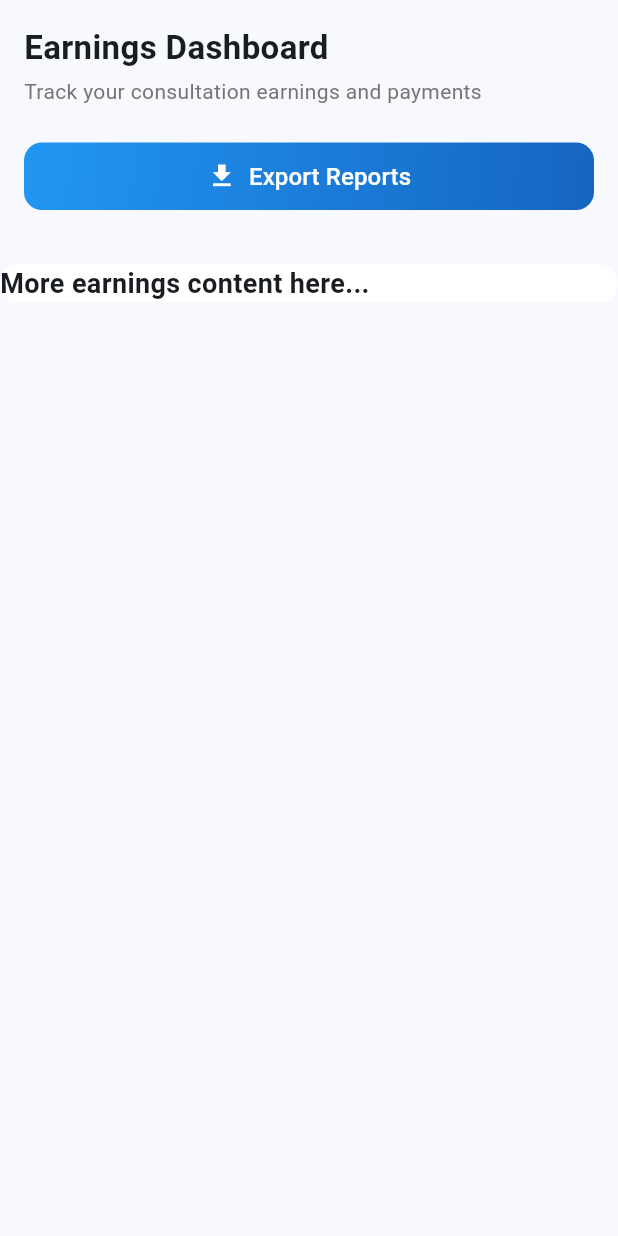
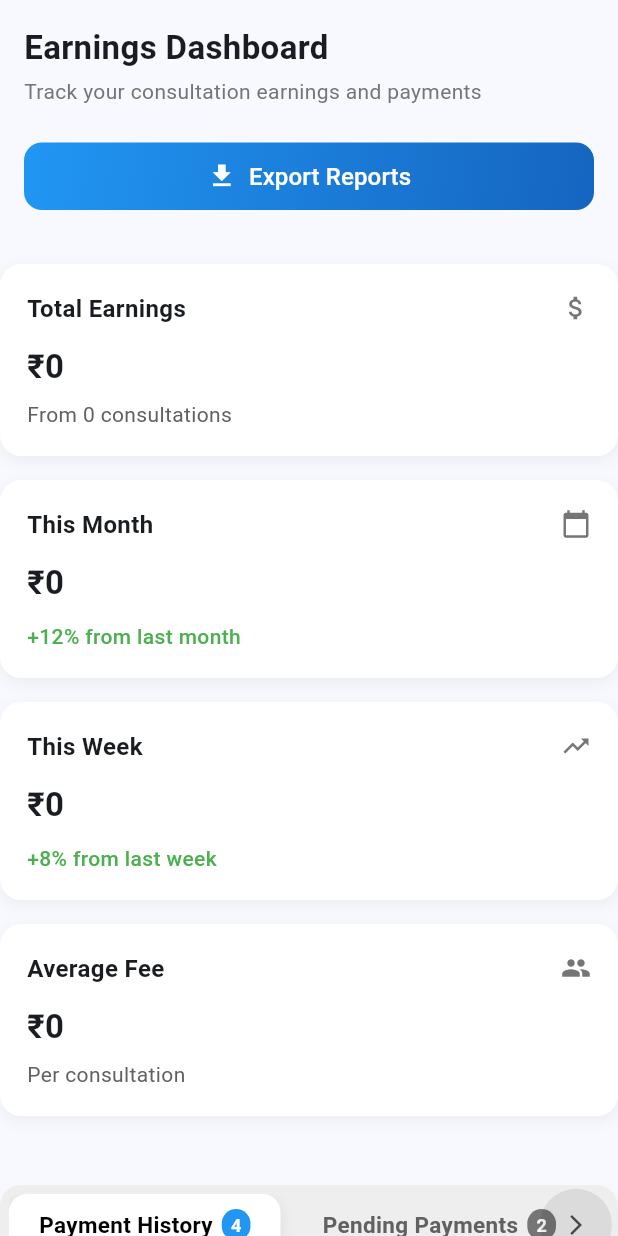
Before and after one commit to yash-aryahsworld-infotech/meet, a Flutter app: the EarningsComponent widget shown alone on an empty page, opened directly, on a phone screen of 412 x 824 dp. Run offline on Flutter 3.47's test engine with Material 3 defaults, Android fonts, the phone set to English and light mode, and no system bars; our stand-ins replace firebase_core, firebase_database, shared_preferences; accounts and stored records are empty.

Commit message:
feat: Refactor earnings component to use state management; add analytics and payment details components with tab functionality

```diff
--- a/lib/Screens/HealthProvider/earnings_compoenent.dart
+++ b/lib/Screens/HealthProvider/earnings_compoenent.dart
@@ -1,49 +1,235 @@
 import 'package:flutter/material.dart';
 import '../../widgets/custom_header.dart';
-import '../../utils/app_responsive.dart'; // if you have earnings cards
+import '../../utils/app_responsive.dart';
+import './earningscomponents/earnings_stat_card.dart';
+import '../../widgets/custom_tab.dart';
+import './earningscomponents/payment_details_list.dart'; // ⭐ NEW COMPONENT
+import './earningscomponents/analytics_card.dart'; // ⭐ NEW COMPONENT
 
-class EarningsComponent extends StatelessWidget {
+class EarningsComponent extends StatefulWidget {
   const EarningsComponent({super.key});
+
+  @override
+  State<EarningsComponent> createState() => _EarningsComponentState();
+}
+
+class _EarningsComponentState extends State<EarningsComponent> {
+  int selectedTab = 0;
+
+  final List<String> tabs = [
+    "Payment History",
+    "Pending Payments",
+    "Analytics",
+  ];
+
+  final List<int> tabCounts = [
+    4, // Payment history
+    2, // Pending
+    0,
+  ];
+
+  final List<Map<String, dynamic>> paymentData = [
+    {
+      "name": "Priya Sharma",
+      "type": "Video Consultation",
+      "date": "15/01/2024",
+      "amount": 500,
+      "status": "paid",
+    },
+    {
+      "name": "Rahul Kumar",
+      "type": "In-Person Consultation",
+      "date": "14/01/2024",
+      "amount": 750,
+      "status": "paid",
+    },
+    {
+      "name": "Anita Patel",
+      "type": "Audio Consultation",
+      "date": "13/01/2024",
+      "amount": 400,
+      "status": "pending",
+    },
+    {
+      "name": "Vikram Singh",
+      "type": "Video Consultation",
+      "date": "10/01/2024",
+      "amount": 600,
+      "status": "overdue",
+    },
+  ];
 
   @override
   Widget build(BuildContext context) {
     return Column(
       crossAxisAlignment: CrossAxisAlignment.start,
-
       children: [
-
-        /// ------------------ HEADER ------------------
+        /// HEADER
         PageHeader(
           title: "Earnings Dashboard",
           subtitle: "Track your consultation earnings and payments",
           button1Icon: Icons.download,
           button1Text: "Export Reports",
-          button1OnPressed: () {
-            // TODO: Export logic here
-          },
+          button1OnPressed: () {},
           padding: AppResponsive.pagePadding(context),
         ),
 
         const SizedBox(height: 20),
 
-        /// ------------------ EARNINGS SUMMARY BOX ------------------
-    // the white card you built
+        /// STATS CARDS
+        _buildCards(
+          context,
+          AppResponsive.isMobile(context),
+          AppResponsive.isTablet(context),
+        ),
 
+        const SizedBox(height: 30),
 
-        /// ------------------ ADD MORE SECTIONS HERE ------------------
+        /// TABS (LEFT)
+        Align(
+          alignment: Alignment.centerLeft,
+          child: SizedBox(
+            child: TabToggle(
+              options: tabs,
+              counts: tabCounts,
+              selectedIndex: selectedTab,
+              fontSize: 15,
+              height: 48,
+              onSelected: (index) {
+                setState(() => selectedTab = index);
+              },
+            ),
+          ),
+        ),
+
+        const SizedBox(height: 20),
+
+        /// WHITE CONTAINER FOR TAB CONTENT
         Container(
           width: double.infinity,
-
+          padding: const EdgeInsets.all(22),
           decoration: BoxDecoration(
             color: Colors.white,
-            borderRadius: BorderRadius.circular(AppResponsive.radiusMD),
+            borderRadius: BorderRadius.circular(16),
           ),
-          child: const Text(
-            "More earnings content here...",
-            style: TextStyle(fontSize: 18, fontWeight: FontWeight.w600),
-          ),
+          child: _buildTabContent(),
         ),
       ],
     );
   }
+
+  /// TAB CONTENT
+  Widget _buildTabContent() {
+    switch (selectedTab) {
+      case 0: // Payment History
+        return PaymentDetailsList(
+          title: "Recent Payments",
+          subtitle: "Your latest payment transactions",
+          buttonText: "View",
+          payments: paymentData,
+        );
+
+      case 1: // Pending Payments
+        return PaymentDetailsList(
+          title: "Pending Payments",
+          subtitle: "Payments awaiting processing",
+          buttonText: "Follow Up",
+          payments: paymentData.where((p) => p["status"] != "paid").toList(),
+        );
+
+      case 2: // Analytics
+        return Column(
+          children: [
+            AnalyticsCard(
+              title: "Earnings Analytics",
+              subtitle: "Detailed breakdown of your earnings",
+              type: AnalyticsType.list,
+              items: [
+                {"label": "Video Consultations", "value": "65% (₹0)"},
+                {"label": "In-Person Consultations", "value": "25% (₹0)"},
+                {"label": "Audio Consultations", "value": "10% (₹0)"},
+              ],
+            ),
+
+            SizedBox(height: 20),
+
+            AnalyticsCard(
+              title: "Performance Metrics",
+              subtitle: "Key performance indicators",
+              type: AnalyticsType.grid,
+              items: [
+                {"label": "Payment Success Rate", "value": "98%"},
+                {"label": "Avg Payment Time", "value": "3.2 days"},
+                {"label": "Pending Amount", "value": "₹2450"},
+                {"label": "Avg Rating", "value": "4.8/5"},
+              ],
+            ),
+          ],
+        );
+
+      default:
+        return const SizedBox();
+    }
+  }
+
+  /// STATS CARDS
+  Widget _buildCards(BuildContext context, bool isMobile, bool isTablet) {
+    final List<Widget> cards = [
+      const EarningsStatCard(
+        title: "Total Earnings",
+        icon: Icons.attach_money,
+        amount: "₹0",
+        subtext: "From 0 consultations",
+      ),
+      const EarningsStatCard(
+        title: "This Month",
+        icon: Icons.calendar_today,
+        amount: "₹0",
+        percentageChange: "+12% from last month",
+        positive: true,
+      ),
+      const EarningsStatCard(
+        title: "This Week",
+        icon: Icons.trending_up,
+        amount: "₹0",
+        percentageChange: "+8% from last week",
+        positive: true,
+      ),
+      const EarningsStatCard(
+        title: "Average Fee",
+        icon: Icons.group,
+        amount: "₹0",
+        subtext: "Per consultation",
+      ),
+    ];
+
+    if (isMobile) {
+      return Column(
+        children: [
+          for (var c in cards) ...[c, const SizedBox(height: 16)],
+        ],
+      );
+    }
+
+    if (isTablet) {
+      return GridView.count(
+        crossAxisCount: 2,
+        shrinkWrap: true,
+        mainAxisSpacing: 16,
+        crossAxisSpacing: 16,
+        childAspectRatio: 1.8,
+        physics: const NeverScrollableScrollPhysics(),
+        children: cards,
+      );
+    }
+
+    return Row(
+      children: [
+        for (var i = 0; i < cards.length; i++) ...[
+          Expanded(child: cards[i]),
+          if (i != cards.length - 1) const SizedBox(width: 16),
+        ],
+      ],
+    );
+  }
 }
--- /dev/null
+++ b/lib/Screens/HealthProvider/earningscomponents/analytics_card.dart
@@ -0,0 +1,149 @@
+import 'package:flutter/material.dart';
+
+enum AnalyticsType { list, grid }
+
+class AnalyticsCard extends StatelessWidget {
+  final String title;
+  final String subtitle;
+  final List<Map<String, String>> items;
+  final AnalyticsType type;
+
+  const AnalyticsCard({
+    super.key,
+    required this.title,
+    required this.subtitle,
+    required this.items,
+    required this.type,
+  });
+
+  @override
+  Widget build(BuildContext context) {
+    return Container(
+      padding: const EdgeInsets.all(22),
+      width: double.infinity,
+      decoration: BoxDecoration(
+        color: Colors.white,
+        borderRadius: BorderRadius.circular(16),
+        border: Border.all(color: Colors.grey.shade300),
+      ),
+      child: Column(
+        crossAxisAlignment: CrossAxisAlignment.start,
+        children: [
+
+          /// TITLE
+          Text(
+            title,
+            style: const TextStyle(
+              fontSize: 22,
+              fontWeight: FontWeight.w700,
+            ),
+          ),
+
+          const SizedBox(height: 4),
+
+          /// SUBTITLE
+          Text(
+            subtitle,
+            style: TextStyle(
+              fontSize: 14,
+              color: Colors.grey.shade600,
+            ),
+          ),
+
+          const SizedBox(height: 20),
+
+          /// SWITCH LAYOUT BASED ON TYPE
+          type == AnalyticsType.list
+              ? _buildListLayout()
+              : _buildGridLayout(),
+        ],
+      ),
+    );
+  }
+
+  /// -----------------------------------------
+  /// A) VERTICAL LIST (Earnings Analytics)
+  /// -----------------------------------------
+  Widget _buildListLayout() {
+    return Column(
+      children: items.map((item) {
+        return Padding(
+          padding: const EdgeInsets.only(bottom: 14),
+          child: Row(
+            mainAxisAlignment: MainAxisAlignment.spaceBetween,
+            children: [
+              Text(
+                item["label"]!,
+                style: const TextStyle(fontSize: 16),
+              ),
+              Text(
+                item["value"]!,
+                style: const TextStyle(
+                  fontSize: 16,
+                  fontWeight: FontWeight.w600,
+                ),
+              ),
+            ],
+          ),
+        );
+      }).toList(),
+    );
+  }
+
+  /// -----------------------------------------
+  /// B) GRID (Performance Metrics)
+  /// -----------------------------------------
+Widget _buildGridLayout() {
+  return LayoutBuilder(
+    builder: (context, constraints) {
+      double itemWidth = (constraints.maxWidth / 2) - 20;
+
+      return Wrap(
+        spacing: 20,
+        runSpacing: 16,
+        children: items.map((item) {
+          return SizedBox(
+            width: itemWidth,  // FIXED WIDTH FOR WEB/TABLET
+            child: Column(
+              crossAxisAlignment: CrossAxisAlignment.center,
+              children: [
+                /// Value
+                Text(
+                  item["value"]!,
+                  style: TextStyle(
+                    fontSize: 22,
+                    fontWeight: FontWeight.bold,
+                    color: _getColor(item["value"]!),
+                  ),
+                ),
+
+                const SizedBox(height: 4),
+
+                /// Label
+                Text(
+                  item["label"]!,
+                  textAlign: TextAlign.center,
+                  style: TextStyle(
+                    fontSize: 13,
+                    color: Colors.grey.shade600,
+                  ),
+                ),
+              ],
+            ),
+          );
+        }).toList(),
+      );
+    },
+  );
+}
+
+
+  /// Give color based on value (optional logic)
+  Color _getColor(String value) {
+    if (value.contains("%")) return Colors.green;
+    if (value.contains("days")) return Colors.blue;
+    if (value.contains("₹")) return Colors.purple;
+    if (value.contains("/")) return Colors.deepOrange;
+    return Colors.black87;
+  }
+}
--- /dev/null
+++ b/lib/Screens/HealthProvider/earningscomponents/earnings_stat_card.dart
@@ -0,0 +1,100 @@
+import 'package:flutter/material.dart';
+import '../../../utils/app_responsive.dart';
+
+class EarningsStatCard extends StatelessWidget {
+  final String title;               // e.g., "Total Earnings"
+  final IconData? icon;             // top-right icon (optional)
+  final String amount;              // e.g., "₹0"
+  final String? subtext;            // e.g., "From 0 consultations"
+  final String? percentageChange;   // e.g., "+12% from last month"
+  final bool positive;              // green if true, red if false (optional)
+
+  const EarningsStatCard({
+    super.key,
+    required this.title,
+    this.icon,
+    required this.amount,
+    this.subtext,
+    this.percentageChange,
+    this.positive = true,
+  });
+
+  @override
+  Widget build(BuildContext context) {
+    return Container(
+      padding: const EdgeInsets.all(18),
+      decoration: BoxDecoration(
+        color: Colors.white,
+        borderRadius: BorderRadius.circular(AppResponsive.radiusMD),
+        boxShadow: [
+          BoxShadow(
+            color: Colors.black12.withAlpha(13),
+            blurRadius: 8,
+            offset: const Offset(0, 3),
+          ),
+        ],
+      ),
+      child: Column(
+        crossAxisAlignment: CrossAxisAlignment.start,
+        children: [
+          // Title + Icon Row
+          Row(
+            mainAxisAlignment: MainAxisAlignment.spaceBetween,
+            children: [
+              Text(
+                title,
+                style: TextStyle(
+                  fontSize: AppResponsive.fontMD(context),
+                  fontWeight: AppResponsive.semiBold,
+                ),
+              ),
+              if (icon != null)
+                Icon(
+                  icon,
+                  size: 20,
+                  color: Colors.grey[600],
+                ),
+            ],
+          ),
+
+          const SizedBox(height: 12),
+
+          // Amount
+          Text(
+            amount,
+            style: TextStyle(
+              fontSize: AppResponsive.fontXL(context),
+              fontWeight: AppResponsive.bold,
+            ),
+          ),
+
+          const SizedBox(height: 6),
+
+          // Subtext (optional)
+          if (subtext != null)
+            Text(
+              subtext!,
+              style: TextStyle(
+                fontSize: AppResponsive.fontSM(context),
+                color: Colors.grey[700],
+              ),
+            ),
+
+          // Percentage change (optional)
+          if (percentageChange != null)
+            Padding(
+              padding: const EdgeInsets.only(top: 4),
+              child: Text(
+                percentageChange!,
+                style: TextStyle(
+                  fontSize: AppResponsive.fontSM(context),
+                  color: positive ? Colors.green : Colors.red,
+                  fontWeight: FontWeight.w500,
+                ),
+              ),
+            ),
+        ],
+      ),
+    );
+  }
+}
--- /dev/null
+++ b/lib/Screens/HealthProvider/earningscomponents/payment_details_list.dart
@@ -0,0 +1,217 @@
+import 'package:flutter/material.dart';
+
+class PaymentDetailsList extends StatelessWidget {
+  final String title;
+  final String subtitle;
+  final List<Map<String, dynamic>> payments;
+
+  // dynamic button text
+  final String buttonText;
+
+  const PaymentDetailsList({
+    super.key,
+    required this.title,
+    required this.subtitle,
+    required this.payments,
+    this.buttonText = "View",
+  });
+
+  Color _getStatusColor(String status) {
+    switch (status) {
+      case "paid":
+        return const Color(0xFFD1F2D5);
+      case "pending":
+        return const Color(0xFFFFF3B0);
+      case "overdue":
+        return const Color(0xFFFFD4D4);
+      default:
+        return Colors.grey.shade200;
+    }
+  }
+
+  Color _getStatusTextColor(String status) {
+    switch (status) {
+      case "paid":
+        return const Color(0xFF2E7D32);
+      case "pending":
+        return const Color(0xFFA67C00);
+      case "overdue":
+        return const Color(0xFFC62828);
+      default:
+        return Colors.black;
+    }
+  }
+
+  Color _iconBackground(String status) {
+    switch (status) {
+      case "pending":
+        return const Color(0xFFFFF4CC);
+      case "overdue":
+        return const Color(0xFFFFE5E5);
+      default:
+        return const Color(0xFFE6F0FF);
+    }
+  }
+
+  IconData _getIcon(String status) {
+    switch (status) {
+      case "pending":
+        return Icons.access_time;
+      case "overdue":
+        return Icons.warning_amber_rounded;
+      default:
+        return Icons.credit_card;
+    }
+  }
+
+  @override
+  Widget build(BuildContext context) {
+    return Column(
+      crossAxisAlignment: CrossAxisAlignment.start,
+      children: [
+
+        /// TITLE
+        Text(
+          title,
+          style: const TextStyle(
+            fontSize: 22,
+            fontWeight: FontWeight.w700,
+          ),
+        ),
+
+        const SizedBox(height: 4),
+
+        /// SUBTITLE
+        Text(
+          subtitle,
+          style: TextStyle(
+            fontSize: 14,
+            color: Colors.grey.shade600,
+          ),
+        ),
+
+        const SizedBox(height: 20),
+
+        ...payments.map((payment) {
+          return Container(
+            margin: const EdgeInsets.only(bottom: 14),
+            padding: const EdgeInsets.all(18),
+            decoration: BoxDecoration(
+              color: Colors.white,
+              borderRadius: BorderRadius.circular(16),
+              border: Border.all(color: Colors.grey.shade300),
+              boxShadow: [
+                BoxShadow(
+                  color: Colors.black.withOpacity(0.03),
+                  blurRadius: 6,
+                  spreadRadius: 1,
+                  offset: const Offset(0, 1),
+                ),
+              ],
+            ),
+            child: Row(
+              children: [
+                // ICON
+                Container(
+                  padding: const EdgeInsets.all(14),
+                  decoration: BoxDecoration(
+                    color: _iconBackground(payment["status"]),
+                    shape: BoxShape.circle,
+                  ),
+                  child: Icon(
+                    _getIcon(payment["status"]),
+                    size: 22,
+                    color: Colors.grey.shade800,
+                  ),
+                ),
+
+                const SizedBox(width: 14),
+
+                // NAME & DETAILS
+                Expanded(
+                  child: Column(
+                    crossAxisAlignment: CrossAxisAlignment.start,
+                    children: [
+                      Text(
+                        payment["name"],
+                        style: const TextStyle(
+                          fontSize: 17,
+                          fontWeight: FontWeight.w600,
+                        ),
+                      ),
+                      const SizedBox(height: 4),
+                      Text(
+                        "${payment["type"]} • ${payment["date"]}",
+                        style: TextStyle(
+                          fontSize: 14,
+                          color: Colors.grey.shade600,
+                        ),
+                      ),
+                    ],
+                  ),
+                ),
+
+                // AMOUNT & STATUS
+                Column(
+                  crossAxisAlignment: CrossAxisAlignment.end,
+                  children: [
+                    Text(
+                      "₹${payment["amount"]}",
+                      style: const TextStyle(
+                        fontSize: 17,
+                        fontWeight: FontWeight.w600,
+                      ),
+                    ),
+
+                    const SizedBox(height: 6),
+
+                    Container(
+                      padding: const EdgeInsets.symmetric(
+                          horizontal: 12, vertical: 5),
+                      decoration: BoxDecoration(
+                        color: _getStatusColor(payment["status"]),
+                        borderRadius: BorderRadius.circular(50),
+                      ),
+                      child: Text(
+                        payment["status"],
+                        style: TextStyle(
+                          fontSize: 13,
+                          fontWeight: FontWeight.w600,
+                          color: _getStatusTextColor(payment["status"]),
+                        ),
+                      ),
+                    ),
+                  ],
+                ),
+
+                const SizedBox(width: 20),
+
+                // ⭐ DYNAMIC BUTTON
+                ElevatedButton(
+                  onPressed: () {},
+                  style: ElevatedButton.styleFrom(
+                    backgroundColor: const Color(0xFF1976FF),
+                    shape: RoundedRectangleBorder(
+                      borderRadius: BorderRadius.circular(8),
+                    ),
+                    padding: const EdgeInsets.symmetric(
+                      horizontal: 16,
+                      vertical: 10,
+                    ),
+                  ),
+                  child: Text(
+                    buttonText,
+                    style: const TextStyle(
+                      fontWeight: FontWeight.w600,
+                      color: Colors.white,
+                    ),
+                  ),
+                ),
+              ],
+            ),
+          );
+        }),
+      ],
+    );
+  }
+}
--- a/lib/widgets/custom_tab.dart
+++ b/lib/widgets/custom_tab.dart
@@ -60,7 +60,15 @@ class _TabToggleState extends State<TabToggle> {
   @override
   Widget build(BuildContext context) {
     final responsive = Responsive(context);
-    final double adjustedFontSize = responsive.scale(widget.fontSize);
+    double adjustedFontSize;
+
+    if (responsive.isDesktop) {
+      adjustedFontSize = widget.fontSize + 2; // bigger text for web
+    } else if (responsive.isTablet) {
+      adjustedFontSize = widget.fontSize + 1; // medium for tablet
+    } else {
+      adjustedFontSize = widget.fontSize; // default for mobile
+    }
 
     return LayoutBuilder(
       builder: (context, constraints) {
@@ -111,20 +119,18 @@ class _TabToggleState extends State<TabToggle> {
 
                     // ---------------- FOREGROUND TABS ----------------
                     Row(
-                      children:
-                          List.generate(widget.options.length, (index) {
+                      children: List.generate(widget.options.length, (index) {
                         final int? count =
                             widget.counts != null &&
-                                    widget.counts!.length > index
-                                ? widget.counts![index]
-                                : null;
+                                widget.counts!.length > index
+                            ? widget.counts![index]
+                            : null;
 
                         return Padding(
                           padding: const EdgeInsets.only(right: 8),
                           child: MeasureSize(
                             onChange: (size) {
-                              if (_itemWidths.length <
-                                  widget.options.length) {
+                              if (_itemWidths.length < widget.options.length) {
                                 _itemWidths.add(size.width);
                               } else {
                                 _itemWidths[index] = size.width;
@@ -147,37 +153,32 @@ class _TabToggleState extends State<TabToggle> {
                                       style: TextStyle(
                                         fontSize: adjustedFontSize,
                                         fontWeight: FontWeight.w600,
-                                        color:
-                                            widget.selectedIndex == index
-                                                ? Colors.black
-                                                : Colors
-                                                    .grey.shade700,
+                                        color: widget.selectedIndex == index
+                                            ? Colors.black
+                                            : Colors.grey.shade700,
                                       ),
                                     ),
                                     if (count != null && count > 0) ...[
                                       const SizedBox(width: 6),
                                       Container(
-                                        padding:
-                                            const EdgeInsets.symmetric(
+                                        padding: const EdgeInsets.symmetric(
                                           horizontal: 6,
                                           vertical: 2,
                                         ),
                                         decoration: BoxDecoration(
-                                          color: widget.selectedIndex ==
-                                                  index
+                                          color: widget.selectedIndex == index
                                               ? Colors.blue
                                               : Colors.grey.shade600,
-                                          borderRadius:
-                                              BorderRadius.circular(
-                                                  12),
+                                          borderRadius: BorderRadius.circular(
+                                            12,
+                                          ),
                                         ),
                                         child: Text(
                                           count.toString(),
                                           style: const TextStyle(
                                             color: Colors.white,
                                             fontSize: 12,
-                                            fontWeight:
-                                                FontWeight.bold,
+                                            fontWeight: FontWeight.bold,
                                           ),
                                         ),
                                       ),
```
